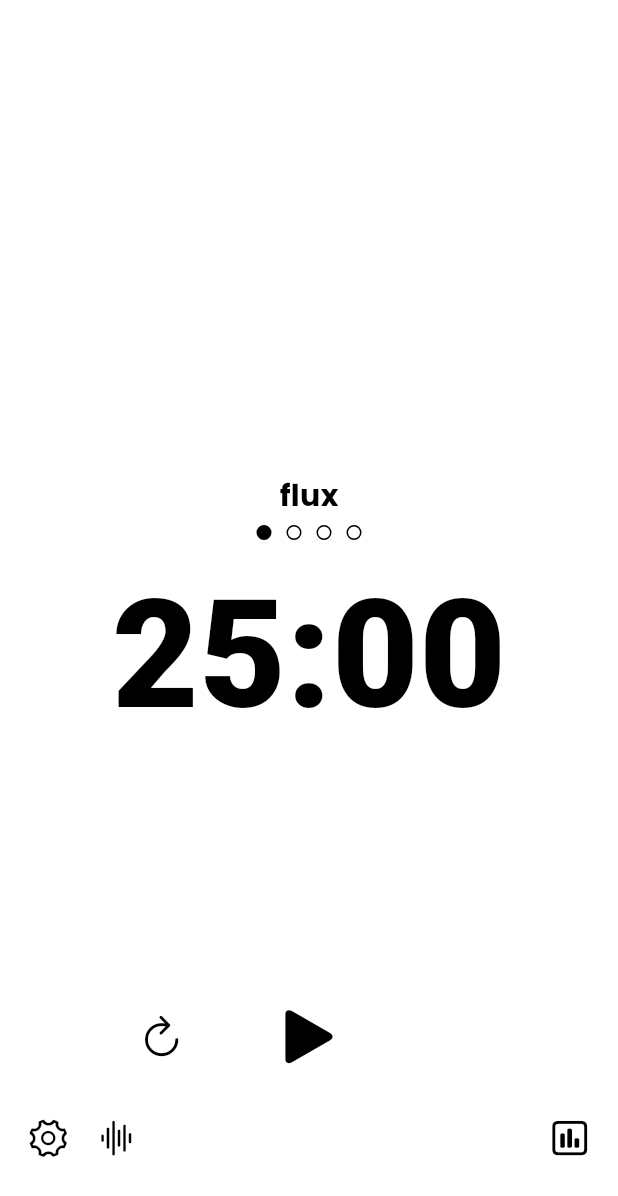
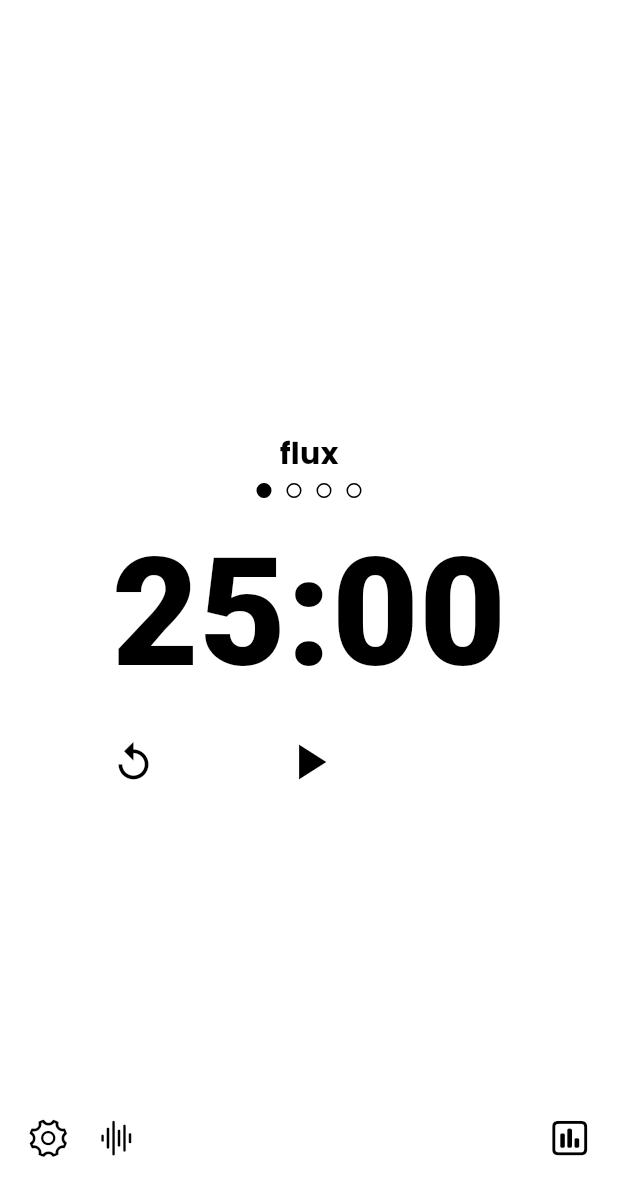
Before and after one commit to serifagir/flux, a Flutter app: the screen it shows after launch, on a phone screen of 412 x 824 dp. Shown: the top 1196 px of the screen. Run offline on Flutter 3.47's test engine with Material 3 defaults, Android fonts, the phone set to English and light mode, and no system bars; our stand-ins replace fl_chart, google_fonts, settings_ui, shared_preferences, wakelock.

Commit message:
Revert "theme main page timer controller"
This reverts commit 14c0d95e4c42e8f131cbe0eea4348e2ba735a123.

```diff
--- a/lib/components/main_page_components/session_control_buttons.dart
+++ b/lib/components/main_page_components/session_control_buttons.dart
@@ -1,8 +1,4 @@
-import 'dart:ffi';
-
-import 'package:flutter/cupertino.dart';
 import 'package:flutter/material.dart';
-import 'package:flux/provider/flux_configure_provider.dart';
 import 'package:flux/provider/time_provider.dart';
 import 'package:provider/provider.dart';
 
@@ -14,46 +10,33 @@ class SessionControlButtons extends StatelessWidget {
   @override
   Widget build(BuildContext context) {
     final timerProvider = Provider.of<TimerProvider>(context);
-    final size = MediaQuery.of(context).size;
     return Row(
-      mainAxisAlignment: MainAxisAlignment.spaceBetween,
+      mainAxisAlignment: MainAxisAlignment.spaceEvenly,
       crossAxisAlignment: CrossAxisAlignment.center,
       children: [
         IconButton(
           onPressed: () {
             if (!timerProvider.isEqual) {
               timerProvider.resetTimer();
-            }
-            if (!timerProvider.isRunning) {
-              timerProvider.resetCurrentSession();
+              timerProvider.toggleTimer();
             }
           },
-          icon: Icon(
-              timerProvider.isRunning ? null : CupertinoIcons.refresh_thick,
-              size: 30.0),
-        ),
-        SizedBox(
-          width: size.width * 0.1,
+          icon: Icon(Icons.replay, size: 30.0),
         ),
         IconButton(
           onPressed: () {
             timerProvider.toggleTimer();
           },
           icon: Icon(
-            timerProvider.isRunning
-                ? CupertinoIcons.pause_fill
-                : CupertinoIcons.play_fill,
-            size: 50.0,
+            timerProvider.isRunning ? Icons.pause : Icons.play_arrow,
+            size: 40.0,
           ),
-        ),
-        SizedBox(
-          width: size.width * 0.1,
         ),
         IconButton(
           onPressed: () {
             timerProvider.jumpNextRound();
           },
-          icon: Icon(timerProvider.isBreakTime ? CupertinoIcons.forward : null,
+          icon: Icon(timerProvider.isBreakTime ? Icons.fast_forward : null,
               size: 30.0),
         ),
       ],
--- a/lib/screens/main_page.dart
+++ b/lib/screens/main_page.dart
@@ -20,7 +20,6 @@ class MainPage extends StatelessWidget {
     return Scaffold(
       body: Center(
           child: Stack(
-        alignment: AlignmentDirectional.center,
         children: [
           Positioned(
               bottom: size.width * 0.1,
@@ -77,14 +76,14 @@ class MainPage extends StatelessWidget {
           //           CupertinoIcons.paintbrush,
           //           size: 30,
           //         ))),
-
-          Center(
-            child: SessionTimer(),
+          const Column(
+            mainAxisAlignment: MainAxisAlignment.center,
+            crossAxisAlignment: CrossAxisAlignment.center,
+            children: [
+              SessionTimer(),
+              SessionControlButtons(),
+            ],
           ),
-          Positioned(
-            bottom: 100,
-            child: SessionControlButtons(),
-          )
         ],
       )),
     );
@@ -103,7 +102,6 @@ class FluxConfigureDialog extends StatelessWidget {
   Widget build(BuildContext context) {
     final size = MediaQuery.of(context).size;
     return AlertDialog(
-        surfaceTintColor: Theme.of(context).colorScheme.background,
         backgroundColor: Theme.of(context).colorScheme.background,
         title: Text(
           "Configure Flux",
--- a/lib/theme/dark_theme.dart
+++ b/lib/theme/dark_theme.dart
@@ -8,10 +8,6 @@ class DarkThemeColors {
 }
 
 ThemeData darkTheme = ThemeData(
-  splashColor: Colors.transparent,
-  highlightColor: Colors.transparent,
-  hoverColor: Colors.transparent,
-  focusColor: Colors.transparent,
   colorScheme: ColorScheme.dark(
     primary: DarkThemeColors.primary,
     secondary: DarkThemeColors.secondary,
@@ -24,8 +20,4 @@ ThemeData darkTheme = ThemeData(
     onError: DarkThemeColors.background,
     brightness: Brightness.dark,
   ),
-  buttonTheme: const ButtonThemeData(
-    splashColor: Colors.transparent,
-    highlightColor: Colors.transparent,
-  ),
 );
--- a/lib/theme/light_theme.dart
+++ b/lib/theme/light_theme.dart
@@ -8,10 +8,6 @@ class LightThemeColors {
 }
 
 ThemeData lightTheme = ThemeData(
-  splashColor: Colors.transparent,
-  highlightColor: Colors.transparent,
-  hoverColor: Colors.transparent,
-  focusColor: Colors.transparent,
   colorScheme: ColorScheme.light(
     primary: LightThemeColors.primary,
     secondary: LightThemeColors.secondary,
@@ -24,12 +20,4 @@ ThemeData lightTheme = ThemeData(
     onError: LightThemeColors.background,
     brightness: Brightness.light,
   ),
-  buttonTheme: const ButtonThemeData(
-      splashColor: Colors.transparent,
-      highlightColor: Colors.transparent,
-      hoverColor: Colors.transparent,
-      focusColor: Colors.transparent),
-  iconButtonTheme: const IconButtonThemeData(
-      style: ButtonStyle(
-          splashFactory: NoSplash.splashFactory, enableFeedback: false)),
 );
```
Also changed, not shown: lib/provider/time_provider.dart (+0 -7 lines), lib/screens/stats_page.dart (+3 -19 lines).
